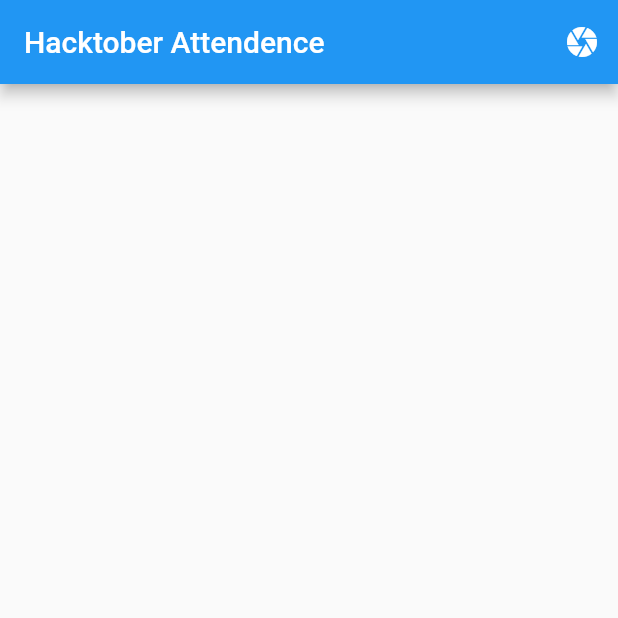
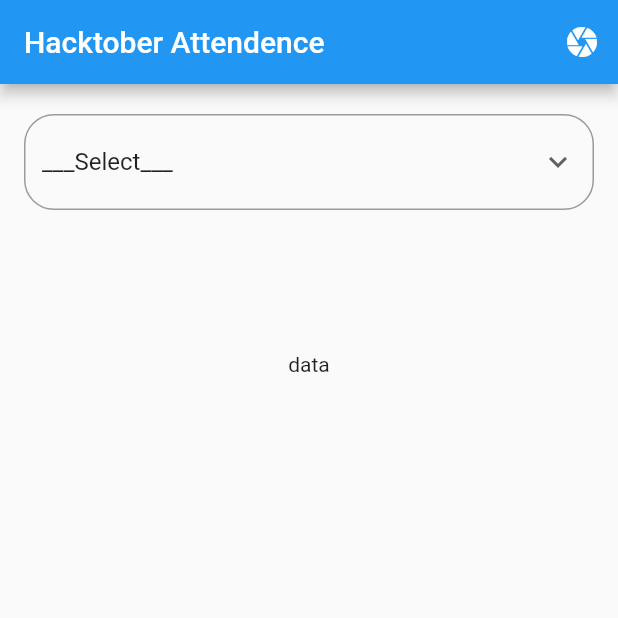
Before and after one commit to rishuriya/hactoberfest_tracker, a Flutter app: the screen it shows after launch, on a phone screen of 412 x 824 dp, the top half of it. Run offline on Flutter 3.47's test engine with Material 2 defaults, Android fonts, the light colour scheme and no system bars; our stand-ins replace cloud_firestore, firebase_core; missing offline and left inert: barcode_scan2; accounts and stored records are empty.

Commit message:
added ListTile

```diff
--- /dev/null
+++ b/lib/list/list.dart
@@ -0,0 +1,85 @@
+import 'package:cloud_firestore/cloud_firestore.dart';
+import 'package:hactoberfest_tracker/list/model.dart';
+import 'package:flutter/material.dart';
+
+List<Attendence> parcel = [Attendence("Name", "Email", "Morning", "Afternoon")];
+var time;
+Package_list(String batch) {
+  if (batch == "Morning") {
+    parcel.clear();
+    time = "Morning-Session";
+    parcel = [Attendence("Name", "Email", "Morning", "Afternoon")];
+  } else if (batch == "Afternoon") {
+    parcel.clear();
+    time = "Afternoon-Session";
+    parcel = [Attendence("Name", "Email", "Morning", "Afternoon")];
+  } else {
+    parcel.clear();
+  }
+  return
+      StreamBuilder<QuerySnapshot>(
+      stream: FirebaseFirestore.instance.collection('hacktober-2022').snapshots(),
+      builder: (context, snapshot) {
+        if (snapshot.data != null) {
+          try {
+            print(snapshot.data!.docs.length);
+            for (var element in snapshot.data!.docs) {
+              if (element[time] == "Attended") {
+                print("data");
+                parcel.add(Attendence(element['Name'], element['Email'],
+                    element['Morning-Session'], element['Afternoon-Session']));
+              }
+            }
+
+          } catch (e) {
+            print(e);
+          }
+          print(parcel);
+        } else if (snapshot.data == null) {
+          print("Empty");
+        }
+        if (snapshot.hasError) {
+          print(snapshot.hasError);
+        }
+        return Padding(
+            padding: const EdgeInsets.symmetric(
+              horizontal: 30,
+            ),
+            child: Column(
+              children: [
+                ListView.builder(
+                  physics: const NeverScrollableScrollPhysics(),
+                  scrollDirection: Axis.vertical,
+                  shrinkWrap: true,
+                  itemCount: (parcel.length <= 11) ? parcel.length : 11,
+                  itemBuilder: (context, index) {
+                    return Column(
+                      children: (snapshot.data != null)
+                          ? ([
+                              Attendence(
+                                parcel[index].student,
+                                parcel[index].email,
+                                parcel[index].morning,
+                                parcel[index].afternoon,
+                              ),
+                              const SizedBox(
+                                height: 10,
+                              )
+                            ])
+                          : ([
+                              const Text(
+                                "",
+                                style: TextStyle(
+                                  fontSize: 25,
+                                ),
+                              ),
+                              CircularProgressIndicator()
+                            ]),
+                    );
+                  },
+                ),
+                const SizedBox(height: 80),
+              ],
+            ));
+      });
+}
--- a/lib/scanner.dart
+++ b/lib/scanner.dart
@@ -1,9 +1,13 @@
 import 'dart:async';
+import 'dart:convert';
 import 'dart:io' show Platform;
 
 import 'package:barcode_scan2/barcode_scan2.dart';
+import 'package:cloud_firestore/cloud_firestore.dart';
 import 'package:flutter/material.dart';
 import 'package:flutter/services.dart';
+
+import 'list/list.dart';
 class Scanner extends StatefulWidget {
   const Scanner({Key? key}) : super(key: key);
 
@@ -12,11 +16,13 @@ class Scanner extends StatefulWidget {
 }
 class _ScannerState extends State<Scanner> {
   ScanResult? scanResult;
-
+  String dropdownvalue_class = '___Select___';
+  var batch =  ["___Select___","Morning","Afternoon","Both"];
   final _flashOnController = TextEditingController(text: 'Flash on');
   final _flashOffController = TextEditingController(text: 'Flash off');
   final _cancelController = TextEditingController(text: 'Cancel');
-
+  DateTime time=DateTime.now();
+  DateTime dt2 = DateTime.parse("2022-10-22 21:00:00");
   final _aspectTolerance = 0.00;
   var _numberOfCameras = 0;
   final _selectedCamera = -1;
@@ -37,10 +43,59 @@ class _ScannerState extends State<Scanner> {
       setState(() {});
     });
   }
+  List _items = [];
 
+// Fetch content from the json file
+//   Future<void> readJson() async {
+//     final String response = await rootBundle.loadString('assets/file.json');
+//     final data = await json.decode(response);
+//     setState(() {
+//       _items = data["items"];
+//     });
+//     for (int i=0;_items.length>i;i++) {
+//       FirebaseFirestore.instance
+//           .collection('hacktober-2022').doc(_items[i]["email"])
+//           .set({
+//         "Name":_items[i]["name"],
+//         "Email": _items[i]["email"],
+//         //"RollNo": _items[i]["formData"]["rollNo"],
+//         "Morning-Session":"",
+//         "Afternoon-Session":""
+//       });
+//
+//     }
+//     //print(_items[0]["formData"][0]["gender"]);
+//   }
+
+  Future<void> data(attendData) async {
+    final jsondata=await json.decode(attendData);
+
+    print(jsondata["id"]);
+     // setState(() {
+     //   _items = data["key"];
+     // });
+     if(dt2.isBefore(DateTime.now())) {
+       FirebaseFirestore.instance
+           .collection('hacktober-2022').doc(jsondata["email"])
+           .update({
+           "Morning-Session":"Attended",
+       });
+       //return _items;
+     }
+     else{
+       FirebaseFirestore.instance
+           .collection('hacktober-2022').doc(jsondata["email"])
+           .update({
+         "Afternoon-Session":"Attended"
+       });
+     }
+  }
   @override
   Widget build(BuildContext context) {
     final scanResult = this.scanResult;
+    if(scanResult!=null) {
+      data(scanResult.rawContent);
+    }
     return MaterialApp(
       home: Scaffold(
         appBar: AppBar(
@@ -53,34 +108,50 @@ class _ScannerState extends State<Scanner> {
             )
           ],
         ),
-        body: ListView(
-          scrollDirection: Axis.vertical,
-          shrinkWrap: true,
-          children: <Widget>[
-            if (scanResult != null)
-              Card(
-                child: Column(
-                  children: <Widget>[
-                    ListTile(
-                      title: const Text('Result Type'),
-                      subtitle: Text(scanResult.type.toString()),
+        body: SingleChildScrollView(
+          child: ListView(
+            scrollDirection: Axis.vertical,
+            shrinkWrap: true,
+              children:[
+                SizedBox(
+                  height: 20,
+                ),Padding(
+                  padding: const EdgeInsets.only(left: 16, right: 16),
+                  child: DropdownButtonFormField<String>(
+                    decoration: const InputDecoration(
+                      border: OutlineInputBorder(
+                          borderRadius: BorderRadius.all(Radius.circular(20.0))),
                     ),
-                    ListTile(
-                      title: const Text('Raw Content'),
-                      subtitle: Text(scanResult.rawContent),
-                    ),
-                    ListTile(
-                      title: const Text('Format'),
-                      subtitle: Text(scanResult.format.toString()),
-                    ),
-                    ListTile(
-                      title: const Text('Format note'),
-                      subtitle: Text(scanResult.formatNote),
-                    ),
-                  ],
+                    value: dropdownvalue_class,
+                    hint: const Text("Source"),
+                    icon: Icon(Icons.keyboard_arrow_down),
+
+                    items: batch.map((String items) {
+                      return DropdownMenuItem(
+                          value: items,
+                          child: Text(items)
+                      );
+                    }
+                    ).toList(),
+                    onChanged: (newValue) {
+                      setState(() {
+                        parcel.clear();
+                        dropdownvalue_class = newValue.toString();
+                      });
+                    },
+
+                  ),
                 ),
-              )
-          ],
+                SizedBox(height: 15),
+                Padding(
+                  padding: const EdgeInsets.only(left: 16, right: 16,),
+                  child: Column(
+                      children:[Package_list(dropdownvalue_class),
+                      Text("data")]
+                  ),
+                ),
+              ],
+          ),
         ),
       ),
     );
--- a/pubspec.yaml
+++ b/pubspec.yaml
@@ -61,8 +61,8 @@ flutter:
   uses-material-design: true
 
   # To add assets to your application, add an assets section, like this:
-  # assets:
-  #   - images/a_dot_burr.jpeg
+  assets:
+  #   - assets/file.json
   #   - images/a_dot_ham.jpeg
 
   # An image asset can refer to one or more resolution-specific "variants", see
```
Also changed, not shown: lib/list/model.dart (added, +67 -0 lines), 3 other files.
